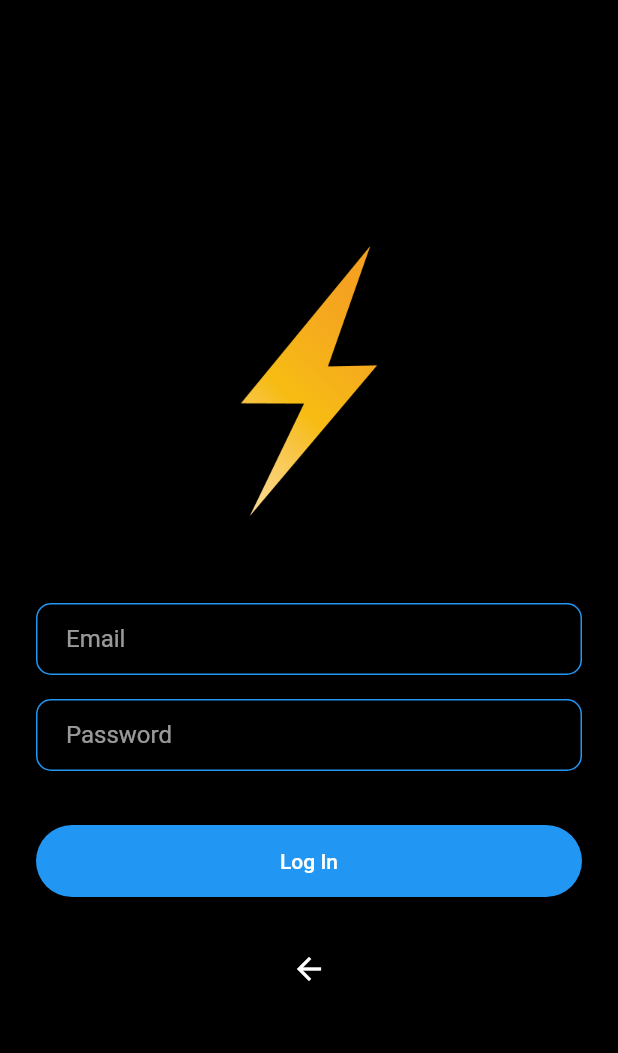
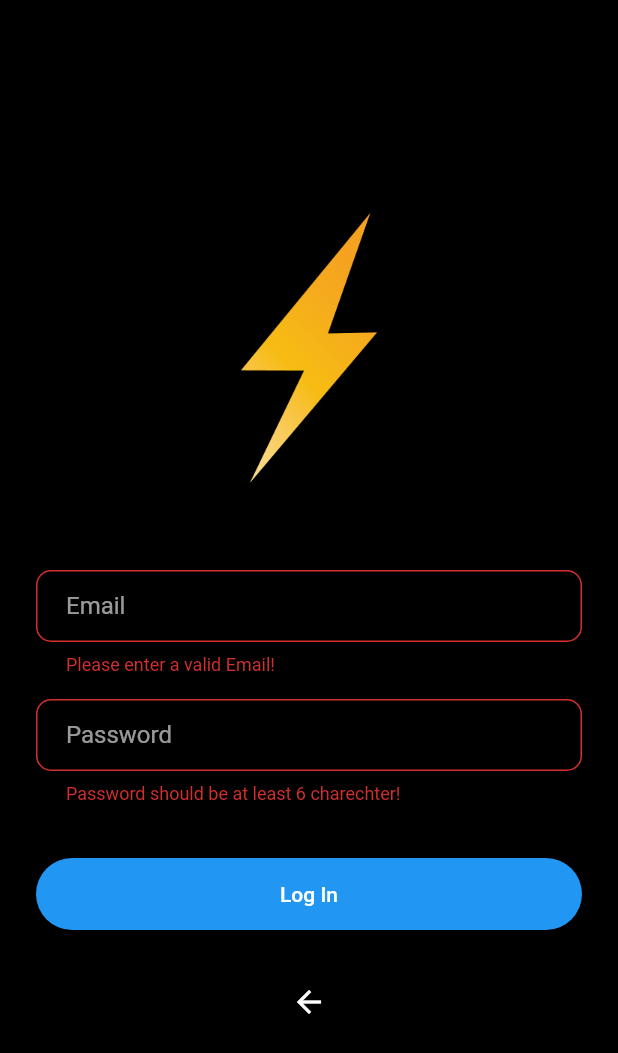
Before and after one commit to SodabehSherzad/flash_chat_starting, a Flutter app: the LoginScreen screen opened by its route, after a tap on "Log In", on a phone screen of 412 x 824 dp. Shown: the top 1053 px of the screen. Run offline on Flutter 3.47's test engine with Material 2 defaults, Android fonts, the phone set to English and light mode, and no system bars; drawn by our look-alikes of modal_progress_hud_nsn; our stand-ins replace animated_text_kit, email_validator, firebase_auth, firebase_core; accounts and stored records are empty.

```diff
--- a/lib/screens/chat_screen.dart
+++ b/lib/screens/chat_screen.dart
@@ -1,3 +1,5 @@
+import 'package:firebase_auth/firebase_auth.dart';
+import 'package:flash_chat_starting/services/auth_service.dart';
 import 'package:flutter/material.dart';
 import 'package:flash_chat_starting/constants.dart';
 
@@ -21,6 +23,8 @@ class _ChatScreenState extends State<ChatScreen> {
               icon: const Icon(Icons.logout),
               onPressed: () {
                 // Implement logout functionality
+                Navigator.pop(context);
+                AuthService().signOut();
               }),
         ],
         title: const Text('⚡ ️Chat'),
--- a/lib/screens/login_screen.dart
+++ b/lib/screens/login_screen.dart
@@ -1,8 +1,13 @@
 import 'package:email_validator/email_validator.dart';
+import 'package:firebase_auth/firebase_auth.dart';
+import 'package:flash_chat_starting/services/auth_service.dart';
+import 'package:modal_progress_hud_nsn/modal_progress_hud_nsn.dart';
 
 import '../components/rounded_button.dart';
 import '/constants.dart';
 import 'package:flutter/material.dart';
+
+import 'chat_screen.dart';
 
 class LoginScreen extends StatefulWidget {
   static const String id = 'login_screen';
@@ -12,11 +17,18 @@ class LoginScreen extends StatefulWidget {
 }
 
 class _LoginScreenState extends State<LoginScreen> {
+  final TextEditingController _emailController = TextEditingController();
+  final TextEditingController _passwordController = TextEditingController();
+  final GlobalKey<FormState> _keyForm = GlobalKey<FormState>();
+  String errorMessage = "";
+  bool errorOccurred = false, showSpinner = false;
   @override
   Widget build(BuildContext context) {
     return Scaffold(
       backgroundColor: Colors.black,
-      body: Padding(
+      body: ModalProgressHUD(
+        inAsyncCall: showSpinner,
+        child: Padding(
           padding: const EdgeInsets.symmetric(horizontal: 24.0),
           child: Column(
             mainAxisAlignment: MainAxisAlignment.center,
@@ -29,30 +41,69 @@ class _LoginScreenState extends State<LoginScreen> {
               const SizedBox(
                 height: 48.0,
               ),
+              Form(
+                key: _keyForm,
+                child: Column(
+                  children: [
                     TextFormField(
-              decoration: kTextFieldDecoration.copyWith(hintText: "Enter your Email", label: Text("Email")),
+                      decoration: kTextFieldDecoration.copyWith(
+                          hintText: "Enter your Email", label: Text("Email")),
                       autovalidateMode: AutovalidateMode.onUserInteraction,
-              validator: (email) => email != null && EmailValidator.validate(email )? null : "Please enter a valid Email!",
-              onChanged: (value) {
-                //Do something with the user input
-              },
+                      validator: (email) =>
+                          email != null && EmailValidator.validate(email)
+                              ? null
+                              : "Please enter a valid Email!",
+                      controller: _emailController,
                     ),
                     const SizedBox(
                       height: 16,
                     ),
                     TextFormField(
-              decoration: kTextFieldDecoration.copyWith(hintText: "Enter your password", label: Text("Password")),
+                      decoration: kTextFieldDecoration.copyWith(
+                          hintText: "Enter your password",
+                          label: Text("Password")),
                       autovalidateMode: AutovalidateMode.onUserInteraction,
                       obscureText: true,
-              validator: (password) => password != null && password.length > 5 ? null : "Password should be at least 6 charechter!",
-              onChanged: (value) {
-                //Do something with the user input
-              },
+                      validator: (password) =>
+                          password != null && password.length > 5
+                              ? null
+                              : "Password should be at least 6 charechter!",
+                     controller: _passwordController,
+                    ),
+                  ],
+                ),
               ),
               const SizedBox(
                 height: 24.0,
               ),
-            RoundedButton(color: kLoginButtonColor, title: "Log In", callback: () {}),
+              Visibility(
+                visible: errorOccurred,
+                child: Text(errorMessage, textAlign: TextAlign.center, style: TextStyle(color: Colors.red, fontSize: 16),),),
+              RoundedButton(
+                  color: kLoginButtonColor, title: "Log In", callback: () async{
+                    if(_keyForm.currentState!.validate()){
+                      try {
+                        setState(() {
+                          errorOccurred = false;
+                          showSpinner = true;
+                        });
+                        await AuthService().signInWithEmailAndPassword(email: _emailController.text, password: _passwordController.text).then((value) {
+                           Navigator.pop(context);
+                        Navigator.pushNamed(context, ChatScreen.id);
+                        });
+
+                        setState(() {
+                          showSpinner = false;
+                        });
+                      }catch(e){
+                        setState(() {
+                          showSpinner = false;
+                          errorMessage = e.toString().split("] ")[1];
+                          errorOccurred = true;
+                        });
+                      }
+                    }
+                  }),
               const SizedBox(height: 12),
               IconButton(
                 icon: const Icon(Icons.arrow_back),
@@ -63,6 +114,7 @@ class _LoginScreenState extends State<LoginScreen> {
             ],
           ),
         ),
+      ),
     );
   }
 }
--- a/lib/screens/welcome_screen.dart
+++ b/lib/screens/welcome_screen.dart
@@ -22,7 +22,7 @@ class _WelcomeScreenState extends State<WelcomeScreen>
   void initState() {
     super.initState();
     controller =
-        AnimationController(vsync: this, duration: Duration(seconds: 1));
+        AnimationController(vsync: this, duration: Duration(seconds: 2));
         // animation = CurvedAnimation(parent: controller, curve: Curves.decelerate);
         animation = ColorTween(begin: Colors.yellow.shade800, end: kBackgroundColor).animate(controller);
          controller.forward();
@@ -72,7 +72,7 @@ class _WelcomeScreenState extends State<WelcomeScreen>
                     color: Colors.white,
                   ),
                    child: AnimatedTextKit(
-                    totalRepeatCount: 1,
+                    totalRepeatCount: 2,
                     animatedTexts: [
                       TypewriterAnimatedText('Flash Chat')
                       ],
--- /dev/null
+++ b/lib/services/auth_service.dart
@@ -0,0 +1,19 @@
+import 'package:firebase_auth/firebase_auth.dart';
+
+class AuthService {
+
+  final FirebaseAuth _firebaseAuth = FirebaseAuth.instance;
+
+  Future createUserWithEmailAndPassword({required String email, required String password}) async {
+    return await _firebaseAuth.createUserWithEmailAndPassword(email: email, password: password);
+  }
+
+    Future signInWithEmailAndPassword({required String email, required String password}) async {
+    return await _firebaseAuth.signInWithEmailAndPassword(email: email, password: password);
+  }
+
+  Future<void> signOut() async{
+    await _firebaseAuth.signOut();
+  }
+
+}
--- a/pubspec.yaml
+++ b/pubspec.yaml
@@ -38,6 +38,7 @@ dependencies:
   email_validator: ^2.1.17
   firebase_core: ^2.4.1
   firebase_auth: ^4.2.5
+  modal_progress_hud_nsn: ^0.3.0
 
 dev_dependencies:
   flutter_test:
```
Also changed, not shown: lib/screens/registration_screen.dart (+25 -6 lines), pubspec.lock, 5 other files. Lines whose indentation alone changed are shown as unchanged.
